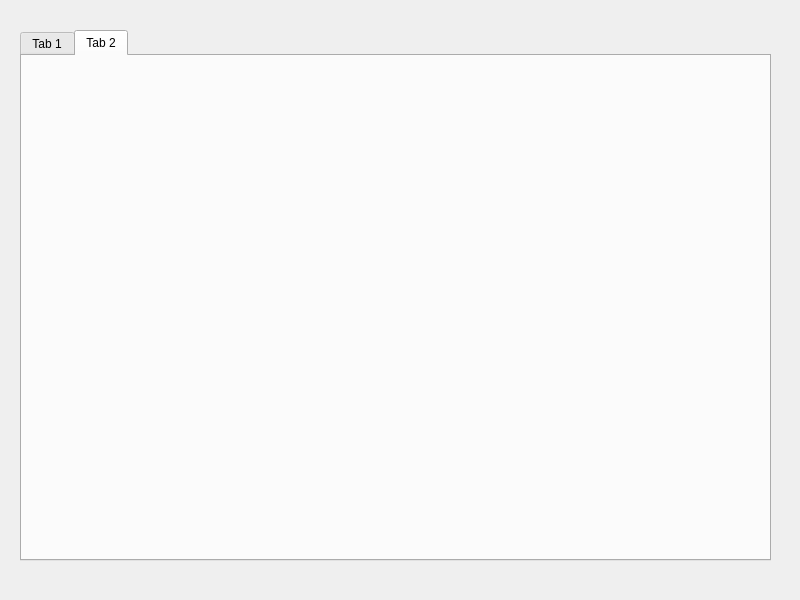
Before: the Qt Designer form IoTQtClient/mainwidget.ui in zzaswd/Qt, drawn with Qt 5.
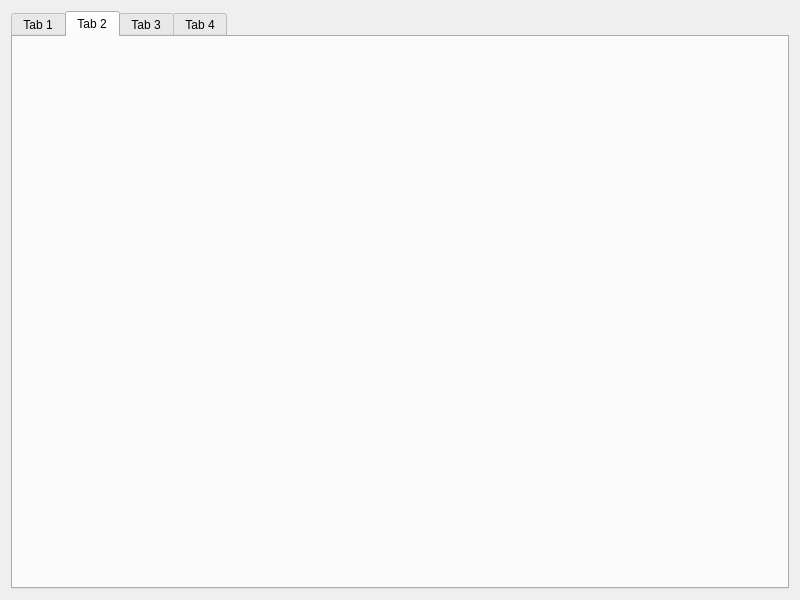
After: the same form once the commit is applied. The open tabs and pages were chosen to show the change.

Patch:
```diff
--- a/IoTQtClient/mainwidget.ui
+++ b/IoTQtClient/mainwidget.ui
@@ -13,15 +13,9 @@
   <property name="windowTitle">
    <string>MainWidget</string>
   </property>
+  <layout class="QVBoxLayout" name="verticalLayout">
+   <item>
   <widget class="QTabWidget" name="tabWidget">
-   <property name="geometry">
-    <rect>
-     <x>20</x>
-     <y>30</y>
-     <width>751</width>
-     <height>531</height>
-    </rect>
-   </property>
    <property name="currentIndex">
     <number>1</number>
    </property>
@@ -35,7 +29,19 @@
      <string>Tab 2</string>
     </attribute>
    </widget>
-  </widget>
+     <widget class="QWidget" name="pTab3">
+      <attribute name="title">
+       <string>Tab 3</string>
+      </attribute>
+     </widget>
+     <widget class="QWidget" name="pTab4">
+      <attribute name="title">
+       <string>Tab 4</string>
+      </attribute>
+     </widget>
+    </widget>
+   </item>
+  </layout>
  </widget>
  <resources/>
  <connections/>
```
Left out of the diff: 2 changed lines with no effect on the pictures. Lines whose indentation alone changed are shown as unchanged.
